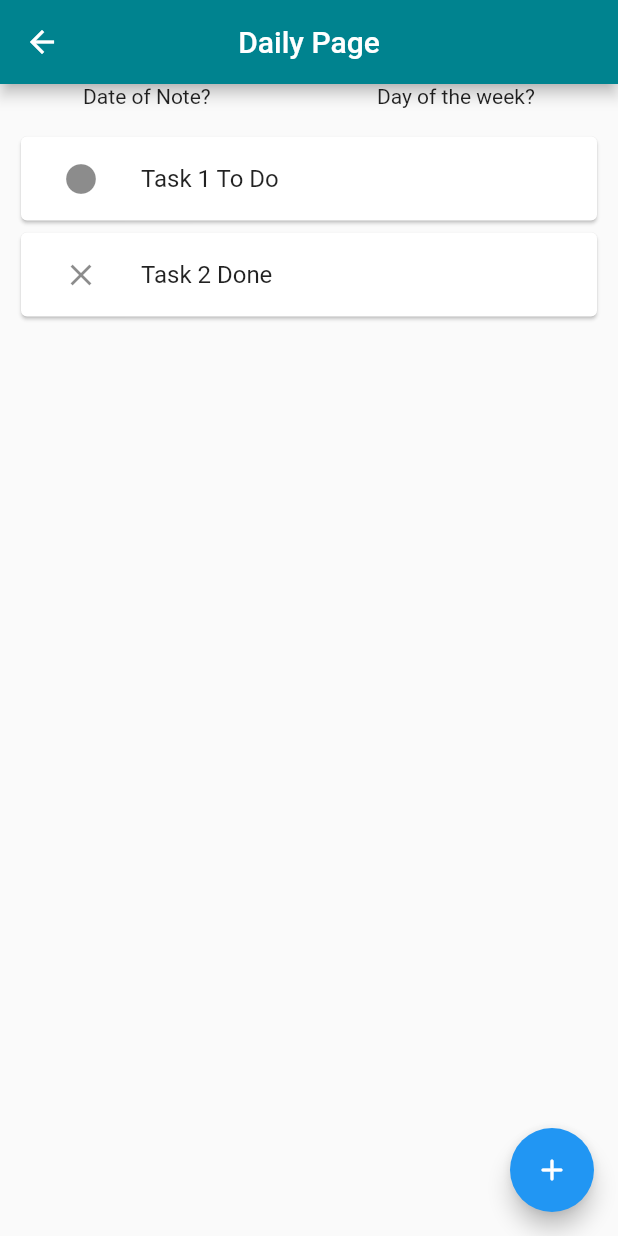
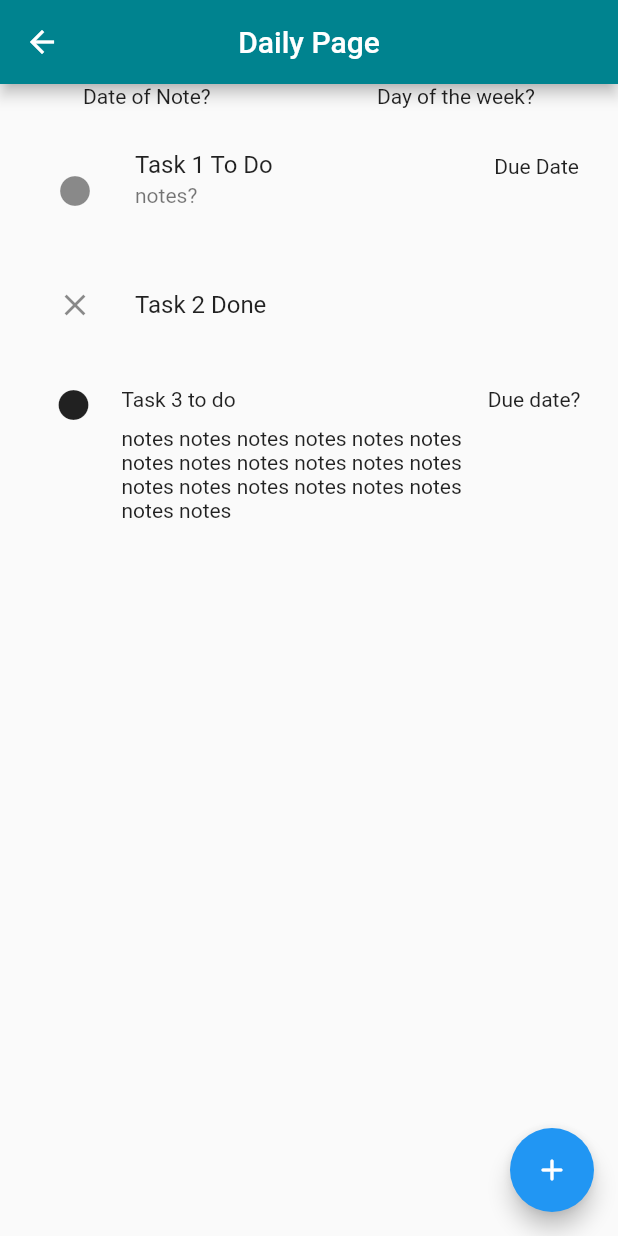
Before and after one commit to mmal1524/planner_app, a Flutter app: the Daily screen opened directly, on a phone screen of 412 x 824 dp. Run offline on Flutter 3.47's test engine with Material 2 defaults, Android fonts, the light colour scheme and no system bars; our stand-ins replace firebase_auth, firebase_core; accounts and stored records are empty.

Commit message:
Implement FireBase

```diff
--- a/lib/screens/home/daily.dart
+++ b/lib/screens/home/daily.dart
@@ -16,44 +16,7 @@ class _DailyState extends State<Daily> {
           ),
         centerTitle: true,
         ),
-        body: Column(
-          crossAxisAlignment: CrossAxisAlignment.stretch,
-          children: [
-            Row(
-              mainAxisAlignment: MainAxisAlignment.spaceAround,
-              children: [
-                Text('Date of Note?'),
-                Text('Day of the week?'),
-                ]
-            ),
-            Expanded(
-              child: ListView(
-                padding: EdgeInsets.symmetric(horizontal: 10, vertical: 15),
-
-                children: [
-                  Card(
-                    child: ListTile(
-                      leading: IconButton(
-                        icon: Icon(Icons.circle),
-                        onPressed: () {},
-                        ),
-                      title: Text('Task 1 To Do'),
-                      )
-                    ),
-                  Card(
-                    child: ListTile(
-                      leading: IconButton(
-                        icon: Icon(Icons.close_sharp),
-                        onPressed: () {},
-                        ),
-                      title: Text('Task 2 Done'),
-                      )
-                    ),
-                  ],
-                ),
-              ),
-            ],
-          ),
+        body: BasicDaily(),
         floatingActionButton: FloatingActionButton(
           onPressed: () {},
           child: Icon(Icons.add_rounded)
--- a/lib/screens/home/dailyRenders/basicDaily.dart
+++ b/lib/screens/home/dailyRenders/basicDaily.dart
@@ -15,31 +15,68 @@ class _BasicDailyState extends State<BasicDaily> {
           mainAxisAlignment: MainAxisAlignment.spaceAround,
           children: [
             Text('Date of Note?'),
-            Text('Day of the week?')
+            Text('Day of the week?'),
             ]
         ),
-        ListView(
+        Expanded(
+          child: ListView(
+            padding: EdgeInsets.symmetric(horizontal: 10, vertical: 15),
+
             children: [
-            Card(
-              child: ListTile(
+              ListTile(
                 leading: IconButton(
                   icon: Icon(Icons.circle),
                   onPressed: () {},
                   ),
                 title: Text('Task 1 To Do'),
-                )
+                trailing: Text('Due Date'),
+                subtitle: Text('notes?'),
+                isThreeLine: true,
+
                 ),
-              Card(
-              child: ListTile(
+              ListTile(
                 leading: IconButton(
                   icon: Icon(Icons.close_sharp),
                   onPressed: () {},
                   ),
                 title: Text('Task 2 Done'),
+                ),
+              Padding(
+                padding: const EdgeInsets.all(15.0),
+                child: Expanded(
+                  child: Row(
+                    crossAxisAlignment: CrossAxisAlignment.start,
+                    children: [
+                      IconButton(
+                        onPressed: () {},
+                        icon: Icon(Icons.circle),
+                        ),
+                      Expanded(
+                        child: Padding(
+                          padding: const EdgeInsets.symmetric(horizontal: 8.0, vertical: 12),
+                          child: Column(
+                            children: [
+                              Text('Task 3 to do'),
+                              SizedBox(height: 10),
+                              Text('notes notes notes notes notes notes notes notes notes notes notes notes notes notes notes notes notes notes notes notes')
+                              ],
+                            crossAxisAlignment: CrossAxisAlignment.start,
+                            ),
+                        ),
+                      ),
+                      Padding(
+                        padding: const EdgeInsets.fromLTRB(0, 12, 0, 0),
+                        child: Text(
+                          'Due date?'
+                          ),
                       )
+                      ],
+                    ),
+                ),
               ),
               ],
-          )
+            ),
+          ),
         ],
       );
   }
--- a/lib/screens/home/notes.dart
+++ b/lib/screens/home/notes.dart
@@ -7,6 +7,9 @@ class Notes extends StatefulWidget {
 
 class _NotesState extends State<Notes> {
   @override
+
+
+
   Widget build(BuildContext context) {
     return Scaffold(
       appBar: AppBar(
--- a/pubspec.yaml
+++ b/pubspec.yaml
@@ -24,13 +24,13 @@ dependencies:
   flutter:
     sdk: flutter
   # Add the dependency for the Firebase Core Flutter SDK
-  firebase_core: ^0.4.0+9
+  firebase_core: ^0.7.0
 
   # The following adds the Cupertino Icons font to your application.
   # Use with the CupertinoIcons class for iOS style icons.
   cupertino_icons: ^1.0.2
-  firebase_auth: ^0.14.0+5
-  cloud_firestore: ^0.12.9+5
+  firebase_auth: ^0.20.1
+  cloud_firestore: ^0.16.0+1
 
 dev_dependencies:
   flutter_test:
```
Also changed, not shown: lib/main.dart (+29 -6 lines), lib/screens/wrapper.dart (+7 -1 lines), lib/services/auth.dart (+4 -4 lines), pubspec.lock, 1 other file. Lines whose indentation alone changed are shown as unchanged.
